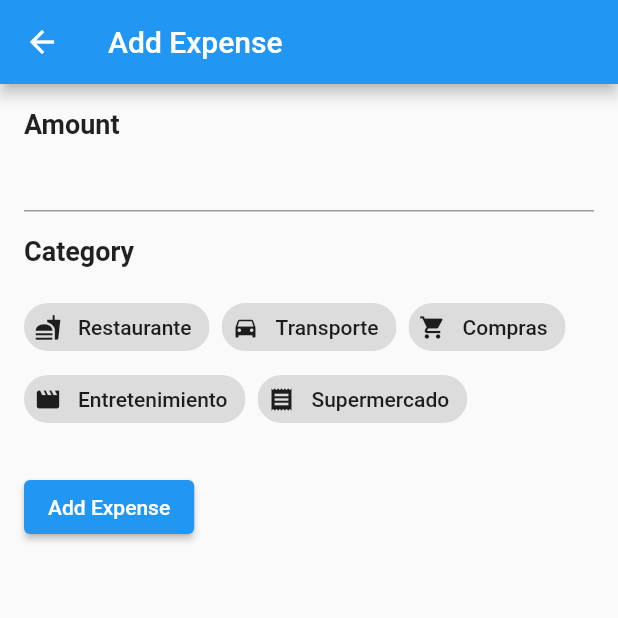
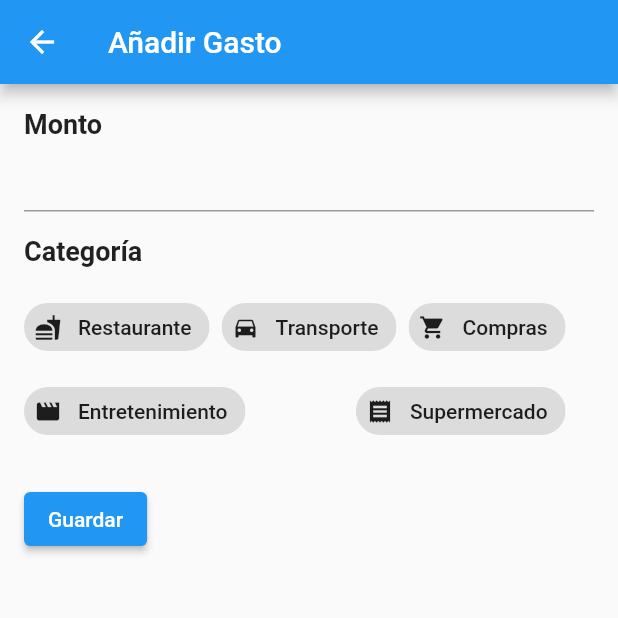
Before and after one commit to michellenaour/moma, a Flutter app: the PersonalFinancePage screen opened directly, after a tap on the "add" icon, on a phone screen of 412 x 824 dp, the top half of it. Run offline on Flutter 3.47's test engine with Material 2 defaults, Android fonts, the phone set to English and light mode, and no system bars; our stand-ins replace charts_flutter, flutter_clean_architecture, syncfusion_flutter_charts.

Commit message:
logo moma

```diff
--- a/lib/app/pages/principal/PersonalFinance.dart
+++ b/lib/app/pages/principal/PersonalFinance.dart
@@ -7,14 +7,18 @@ import 'package:syncfusion_flutter_charts/charts.dart';
 class PersonalFinancePage extends StatelessWidget {
   @override
   Widget build(BuildContext context) {
-
     final List<ChartData> chartData = [
-            ChartData('Restaurantes', 25, Color.fromRGBO(192, 188, 245, 1)),
-            ChartData('Mascotas', 38, Color.fromRGBO(218, 200, 156, 1)),
-            ChartData('Ropa', 34, Color.fromRGBO(245, 187, 219, 1)),
-            ChartData('Entretenimiento', 52, Color.fromRGBO(232, 203, 146, 1)),
-            ChartData('Supermercado', 34, Color.fromRGBO(184, 190, 255, 1)),
-            ChartData('Telefono', 52, Color.fromRGBO(192, 255, 179, 1))
+      ChartData('Restaurantes', 25, Color.fromRGBO(192, 188, 245, 1),
+          Icons.restaurant),
+      ChartData(
+          'Mascotas', 38, Color.fromRGBO(218, 200, 156, 1), Icons.pets),
+      ChartData('Ropa', 34, Color.fromRGBO(245, 187, 219, 1), Icons.shopping_bag),
+      ChartData('Entretenimiento', 52, Color.fromRGBO(232, 203, 146, 1),
+          Icons.theaters),
+      ChartData(
+          'Supermercado', 34, Color.fromRGBO(184, 190, 255, 1), Icons.shopping_cart),
+      ChartData(
+          'Telefono', 52, Color.fromRGBO(192, 255, 179, 1), Icons.phone),
     ];
 
     return Scaffold(
@@ -34,20 +38,16 @@ class PersonalFinancePage extends StatelessWidget {
             ),
           ),
           Container(
-                    child: SfCircularChart(
-                        series: <CircularSeries>[
+            child: SfCircularChart(series: <CircularSeries>[
               // Renders doughnut chart
               DoughnutSeries<ChartData, String>(
                   dataSource: chartData,
-                                pointColorMapper:(ChartData data,  _) => data.color,
+                  pointColorMapper: (ChartData data, _) => data.color,
                   xValueMapper: (ChartData data, _) => data.x,
-                                yValueMapper: (ChartData data, _) => data.y
-                            )
-                        ]
-                    )
-                )
+                  yValueMapper: (ChartData data, _) => data.y),
 
-         ,
+            ]),
+          ),
           Expanded(
             child: ListView.builder(
               itemCount: chartData.length,
@@ -61,9 +61,9 @@ class PersonalFinancePage extends StatelessWidget {
                     borderRadius: BorderRadius.circular(8.0),
                   ),
                   child: ListTile(
+                    leading: Icon(expense.icon), // Add the icon
                     title: Text(expense.x),
-                    trailing:
-                        Text('\$${expense.y.toStringAsFixed(2)}'),
+                    trailing: Text('\$${expense.y.toStringAsFixed(2)}'),
                   ),
                 );
               },
@@ -92,8 +92,9 @@ class Expense {
 }
 
 class ChartData {
-        ChartData(this.x, this.y, this.color);
+  ChartData(this.x, this.y, this.color, this.icon);
   final String x;
   final double y;
   final Color color;
+  final IconData icon;
 }
--- a/lib/app/pages/principal/gasto.dart
+++ b/lib/app/pages/principal/gasto.dart
@@ -27,7 +27,7 @@ class _AddExpensePageState extends State<AddExpensePage> {
   Widget build(BuildContext context) {
     return Scaffold(
       appBar: AppBar(
-        title: Text('Add Expense'),
+        title: Text('Añadir Gasto'),
       ),
       body: Padding(
         padding: const EdgeInsets.all(16.0),
@@ -35,7 +35,7 @@ class _AddExpensePageState extends State<AddExpensePage> {
           crossAxisAlignment: CrossAxisAlignment.start,
           children: [
             Text(
-              'Amount',
+              'Monto',
               style: TextStyle(
                 fontSize: 18,
                 fontWeight: FontWeight.bold,
@@ -47,7 +47,7 @@ class _AddExpensePageState extends State<AddExpensePage> {
             ),
             SizedBox(height: 16.0),
             Text(
-              'Category',
+              'Categoría',
               style: TextStyle(
                 fontSize: 18,
                 fontWeight: FontWeight.bold,
@@ -56,6 +56,8 @@ class _AddExpensePageState extends State<AddExpensePage> {
             SizedBox(height: 16.0),
             Wrap(
               spacing: 8.0,
+               runSpacing: 8.0, // Add spacing between lines of chips
+                alignment: WrapAlignment.spaceBetween,
               children: categories.map((category) {
                 return ChoiceChip(
                   avatar: Icon(category.icon),
@@ -94,7 +96,7 @@ class _AddExpensePageState extends State<AddExpensePage> {
                   );
                 }
               },
-              child: Text('Add Expense'),
+              child: Text('Guardar'),
             ),
           ],
         ),
--- a/lib/app/pages/principal/login.dart
+++ b/lib/app/pages/principal/login.dart
@@ -18,6 +18,11 @@ class LoginPage extends StatelessWidget {
         child: Column(
           mainAxisAlignment: MainAxisAlignment.center,
           children: [
+            Image.asset(
+              'assets/logo.png',
+              width: 300,
+              height: 300,
+            ),
             TextField(
               controller: usernameController,
               decoration: InputDecoration(
--- a/lib/main.dart
+++ b/lib/main.dart
@@ -1,7 +1,7 @@
 import 'package:flutter/material.dart';
 import 'package:plantilla_ca/app/pages/example/example_view.dart';
 import 'package:plantilla_ca/app/pages/principal/PersonalFinance.dart';
-import 'package:plantilla_ca/app/pages/principal/Login.dart';
+import 'package:plantilla_ca/app/pages/principal/login.dart';
 import 'package:plantilla_ca/app/pages/my_app.dart';
 
 void main() {
--- a/pubspec.yaml
+++ b/pubspec.yaml
@@ -56,7 +56,8 @@ dev_dependencies:
 
 # The following section is specific to Flutter packages.
 flutter:
-
+  assets:
+    - assets/logo.png
   # The following line ensures that the Material Icons font is
   # included with your application, so that you can use the icons in
   # the material Icons class.
```
Also changed, not shown: assets/logo.jpg (added), assets/logo.png (added). Lines whose indentation alone changed are shown as unchanged.
